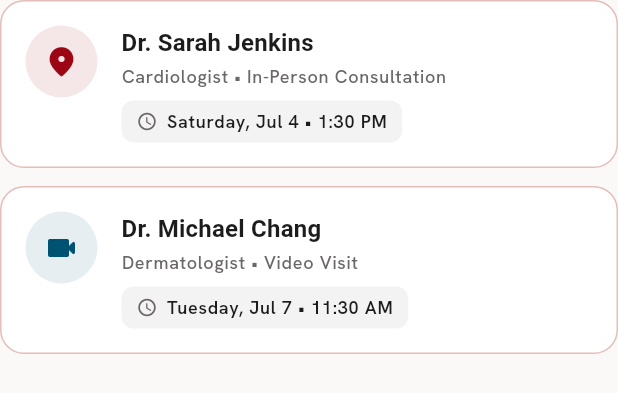
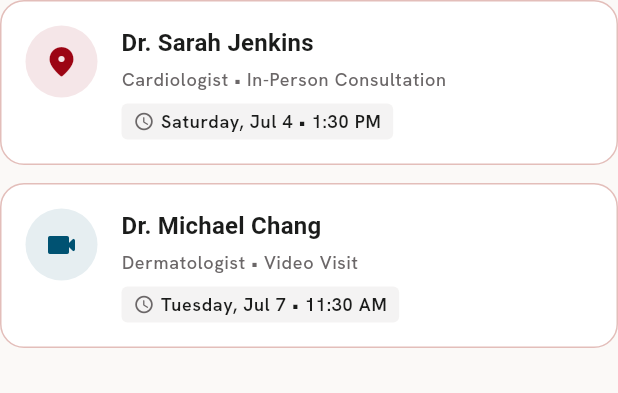
Before and after one commit to Santanu-002/inspirelymd_patient, a Flutter app: the AppointmentsSection widget shown alone on an empty page, opened directly with empty values, on a phone screen of 412 x 824 dp. Shown: the top 393 px of the screen. Run offline on Flutter 3.47's test engine with Material 3 defaults, Android fonts, the phone set to English and light mode, and no system bars; our stand-ins replace device_info_plus, dio, equatable, flutter_secure_storage, flutter_svg, fpdart and 9 more; accounts and stored records are empty.

Commit message:
feat(dashboard): refine dashboard layout, vitals tracking, and main tab navigation

```diff
--- a/lib/app/routes/app_pages.dart
+++ b/lib/app/routes/app_pages.dart
@@ -9,6 +9,8 @@ import 'package:inspirelymd_patient/features/auth/presentation/screens/splash_sc
 import 'package:inspirelymd_patient/features/notifications/presentation/screens/notifications_screen.dart';
 import 'package:inspirelymd_patient/features/notifications/presentation/bindings/notifications_binding.dart';
 import 'package:inspirelymd_patient/features/messages/presentation/screens/chat_screen.dart';
+import 'package:inspirelymd_patient/features/pharmacy/presentation/bindings/request_refill_binding.dart';
+import 'package:inspirelymd_patient/features/pharmacy/presentation/screens/request_refill_screen.dart';
 
 class AppPages {
   const AppPages._();
@@ -36,5 +38,10 @@ class AppPages {
       binding: NotificationsBinding(),
     ),
     GetPage(name: AppRoutes.chat, page: () => const ChatScreen()),
+    GetPage(
+      name: AppRoutes.requestRefill,
+      page: () => const RequestRefillScreen(),
+      binding: RequestRefillBinding(),
+    ),
   ];
 }
--- a/lib/app/routes/app_routes.dart
+++ b/lib/app/routes/app_routes.dart
@@ -7,4 +7,5 @@ class AppRoutes {
   static const verifyOtp = '/verify-otp';
   static const notifications = '/notifications';
   static const chat = '/chat';
+  static const requestRefill = '/request-refill';
 }
--- a/lib/features/dashboard/presentation/widgets/appointments_section.dart
+++ b/lib/features/dashboard/presentation/widgets/appointments_section.dart
@@ -1,7 +1,9 @@
 import 'package:flutter/material.dart';
 import 'package:get/get.dart';
 import 'package:intl/intl.dart';
+import 'package:inspirelymd_patient/core/common/widgets/button/app_button.dart';
 import 'package:inspirelymd_patient/core/constants/app_strings.dart';
+import 'package:inspirelymd_patient/core/constants/app_ui_constants.dart';
 import 'package:inspirelymd_patient/core/theme/color_scheme_extension.dart';
 import 'package:inspirelymd_patient/features/dashboard/presentation/controllers/dashboard_controller.dart';
 
@@ -19,10 +21,13 @@ class AppointmentsSection extends GetView<DashboardController> {
           .toList();
       if (upcoming.isEmpty) {
         return Container(
-          padding: const EdgeInsets.symmetric(vertical: 24, horizontal: 16),
+          padding: EdgeInsets.symmetric(
+            vertical: AppUIConstants.spacing.space$24,
+            horizontal: AppUIConstants.spacing.containerPadding,
+          ),
           decoration: BoxDecoration(
             color: theme.colorScheme.surface,
-            borderRadius: BorderRadius.circular(16),
+            borderRadius: BorderRadius.circular(AppUIConstants.radius.lg),
             border: Border.all(color: theme.colorScheme.outlineVariant),
           ),
           child: Center(
@@ -33,25 +38,23 @@ class AppointmentsSection extends GetView<DashboardController> {
                   size: 40,
                   color: theme.colorScheme.textMuted,
                 ),
-                const SizedBox(height: 12),
+                AppUIConstants.widgets.verticalBox$12,
                 Text(
                   AppStrings.dashboard.noUpcomingAppts,
                   style: theme.textTheme.bodyMedium?.copyWith(
                     color: theme.colorScheme.textMuted,
                   ),
                 ),
-                const SizedBox(height: 12),
-                TextButton(
+                AppUIConstants.widgets.verticalBox$12,
+                AppButton.ghost(
+                  text: AppStrings.dashboard.bookNow,
+                  width: null,
+                  height: null,
+                  padding: EdgeInsets.symmetric(
+                    horizontal: AppUIConstants.spacing.space$16,
+                    vertical: AppUIConstants.spacing.space$8,
+                  ),
                   onPressed: onBookNew,
-                  style: TextButton.styleFrom(
-                    minimumSize: Size.zero,
-                    padding: const EdgeInsets.symmetric(
-                      horizontal: 16,
-                      vertical: 8,
-                    ),
-                    tapTargetSize: MaterialTapTargetSize.shrinkWrap,
-                  ),
-                  child: Text(AppStrings.dashboard.bookNow),
                 ),
               ],
             ),
@@ -63,7 +66,7 @@ class AppointmentsSection extends GetView<DashboardController> {
         shrinkWrap: true,
         physics: const NeverScrollableScrollPhysics(),
         itemCount: upcoming.length,
-        separatorBuilder: (_, _) => const SizedBox(height: 12),
+        separatorBuilder: (_, _) => AppUIConstants.widgets.verticalBox$12,
         itemBuilder: (context, index) {
           final appt = upcoming[index];
           final rawDate = appt['dateTime'] as String;
@@ -78,10 +81,10 @@ class AppointmentsSection extends GetView<DashboardController> {
           );
 
           return Container(
-            padding: const EdgeInsets.all(16),
+            padding: EdgeInsets.all(AppUIConstants.spacing.space$16),
             decoration: BoxDecoration(
               color: theme.colorScheme.surface,
-              borderRadius: BorderRadius.circular(16),
+              borderRadius: BorderRadius.circular(AppUIConstants.radius.lg),
               border: Border.all(
                 color: theme.colorScheme.outlineVariant,
                 width: 1,
@@ -89,9 +92,10 @@ class AppointmentsSection extends GetView<DashboardController> {
             ),
             child: Row(
               crossAxisAlignment: CrossAxisAlignment.start,
+              spacing: AppUIConstants.spacing.space$16,
               children: [
                 Container(
-                  padding: const EdgeInsets.all(12),
+                  padding: EdgeInsets.all(AppUIConstants.spacing.space$12),
                   decoration: BoxDecoration(
                     color:
                         (isVideo
@@ -110,7 +114,6 @@ class AppointmentsSection extends GetView<DashboardController> {
                     size: 24,
                   ),
                 ),
-                const SizedBox(width: 16),
                 Expanded(
                   child: Column(
                     crossAxisAlignment: CrossAxisAlignment.start,
@@ -119,36 +122,37 @@ class AppointmentsSection extends GetView<DashboardController> {
                         appt['doctorName'] ?? '',
                         style: theme.textTheme.titleMedium?.copyWith(
                           fontWeight: FontWeight.bold,
-                          fontSize: 16,
                         ),
                       ),
-                      const SizedBox(height: 2),
+                      AppUIConstants.widgets.verticalBox$4,
                       Text(
                         '${appt['specialty'] ?? ""} • ${appt['type'] ?? ""}',
                         style: theme.textTheme.labelSmall?.copyWith(
                           color: theme.colorScheme.textMuted,
                         ),
                       ),
-                      const SizedBox(height: 8),
+                      AppUIConstants.widgets.verticalBox$8,
                       Container(
-                        padding: const EdgeInsets.symmetric(
-                          horizontal: 10,
-                          vertical: 6,
+                        padding: EdgeInsets.symmetric(
+                          horizontal: AppUIConstants.spacing.space$8,
+                          vertical: AppUIConstants.spacing.space$4,
                         ),
                         decoration: BoxDecoration(
                           color: theme.colorScheme.surfaceContainerHighest
                               .withValues(alpha: 0.4),
-                          borderRadius: BorderRadius.circular(8),
+                          borderRadius: BorderRadius.circular(
+                            AppUIConstants.radius.sm,
+                          ),
                         ),
                         child: Row(
                           mainAxisSize: MainAxisSize.min,
+                          spacing: AppUIConstants.spacing.space$4,
                           children: [
                             Icon(
                               Icons.access_time_rounded,
                               size: 14,
                               color: theme.colorScheme.textMuted,
                             ),
-                            const SizedBox(width: 6),
                             Text(
                               formattedDate,
                               style: theme.textTheme.labelSmall?.copyWith(
```
Also changed, not shown: lib/features/dashboard/presentation/screens/dashboard_screen.dart (+3 -18 lines), lib/features/dashboard/presentation/widgets/book_appointment_sheet.dart (+15 -12 lines), lib/features/dashboard/presentation/widgets/dashboard_content.dart (+109 -116 lines), lib/features/dashboard/presentation/widgets/dashboard_header.dart (+13 -10 lines), lib/features/dashboard/presentation/widgets/dashboard_shimmer.dart (+5 -5 lines), lib/features/dashboard/presentation/widgets/dashboard_tab_body.dart (added, +24 -0 lines), lib/features/dashboard/presentation/widgets/prescriptions_section.dart (+13 -16 lines), lib/features/dashboard/presentation/widgets/quick_actions.dart (+12 -13 lines), lib/features/dashboard/presentation/widgets/record_vitals_sheet.dart (+15 -12 lines), lib/features/dashboard/presentation/widgets/vital_card.dart (added, +71 -0 lines), lib/features/dashboard/presentation/widgets/vitals_grid.dart (+9 -74 lines).
